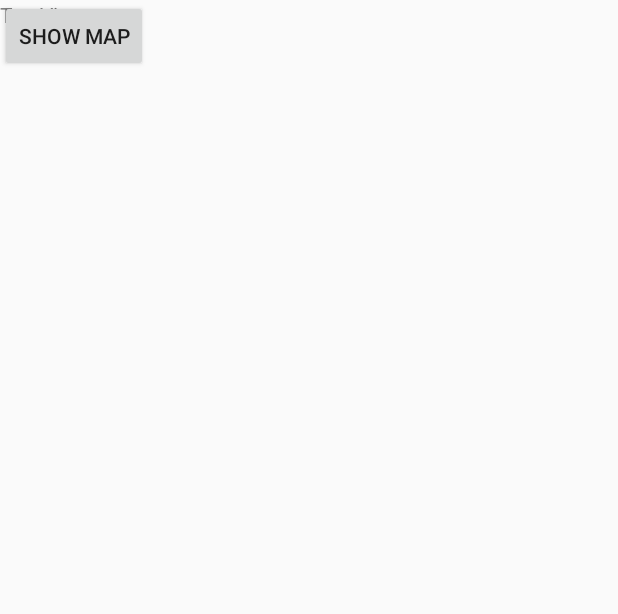
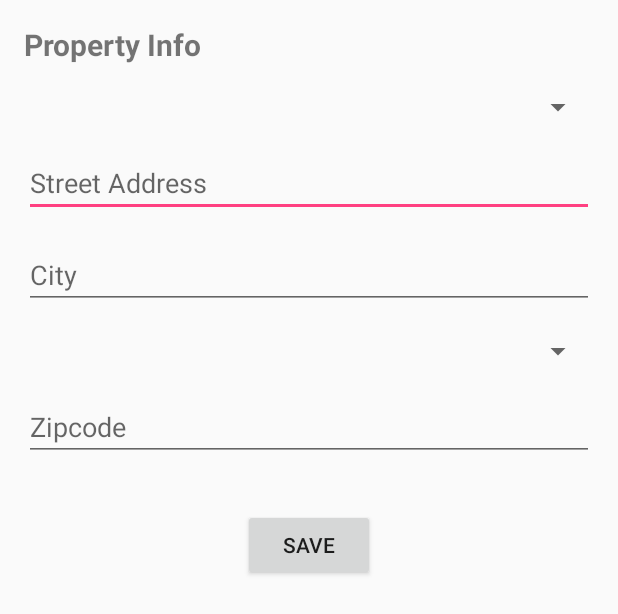
Before and after one commit to vk117/Mortgage-Calculator, an Android app: the layout activity_ouput.xml on its own in the app's theme, with its tools: preview values and no code run, on a phone screen of 412 x 824 dp. Shown: the top 614 px of the screen. Run offline under Robolectric (Android 15) with nearby library versions, the phone set to English and light mode, and no system bars.

Commit message:
Added fuctionalitites

```diff
--- a/app/build.gradle
+++ b/app/build.gradle
@@ -26,4 +26,6 @@ dependencies {
     testImplementation 'junit:junit:4.12'
     androidTestImplementation 'com.android.support.test:runner:1.0.1'
     androidTestImplementation 'com.android.support.test.espresso:espresso-core:3.0.1'
+    compile 'com.android.support:design:26.1.0'
+
 }
--- a/app/src/main/AndroidManifest.xml
+++ b/app/src/main/AndroidManifest.xml
@@ -23,7 +23,7 @@
                 <category android:name="android.intent.category.LAUNCHER" />
             </intent-filter>
         </activity>
-        <activity android:name=".OuputActivity" />
+        <activity android:name=".SaveCalculation" />
         <!--
              The API key for Google Maps-based APIs is defined as a string resource.
              (See the file "res/values/google_maps_api.xml").
--- a/app/src/main/res/layout/activity_ouput.xml
+++ b/app/src/main/res/layout/activity_ouput.xml
@@ -1,26 +1,74 @@
 <?xml version="1.0" encoding="utf-8"?>
-<android.support.constraint.ConstraintLayout xmlns:android="http://schemas.android.com/apk/res/android"
+<RelativeLayout xmlns:android="http://schemas.android.com/apk/res/android"
     xmlns:app="http://schemas.android.com/apk/res-auto"
-    xmlns:tools="http://schemas.android.com/tools"
     android:layout_width="match_parent"
     android:layout_height="match_parent"
-    tools:context="com.example.varun.mortgage_calculator.OuputActivity">
-
+    android:paddingLeft="16dp"
+    android:paddingRight="16dp" >
 
     <TextView
-        android:id="@+id/textView5"
+        android:id="@+id/textView"
         android:layout_width="wrap_content"
         android:layout_height="wrap_content"
-        android:text="TextView"
-        tools:layout_editor_absoluteX="16dp"
-        tools:layout_editor_absoluteY="63dp" />
+        android:layout_alignParentStart="true"
+        android:layout_marginTop="16dp"
+        android:textStyle="bold"
+        android:text="Property Info"
+        android:textSize="20sp"/>
+
+    <Spinner
+        android:id="@+id/spinner"
+        android:layout_width="match_parent"
+        android:layout_height="wrap_content"
+        android:layout_below="@+id/textView"
+        android:layout_marginTop="16dp" />
+
+    <EditText
+        android:id="@+id/editText"
+        android:layout_width="match_parent"
+        android:layout_height="wrap_content"
+        android:layout_alignParentStart="true"
+        android:layout_below="@+id/spinner"
+        android:layout_marginTop="16dp"
+        android:ems="10"
+        android:hint="Street Address" />
+
+    <EditText
+        android:id="@+id/editText2"
+        android:layout_width="match_parent"
+        android:layout_height="wrap_content"
+        android:layout_alignParentStart="true"
+        android:layout_below="@+id/editText"
+        android:layout_marginTop="16dp"
+        android:ems="10"
+        android:hint="City" />
+
+    <Spinner
+        android:id="@+id/spinner2"
+        android:layout_width="match_parent"
+        android:layout_height="wrap_content"
+        android:layout_below="@+id/editText2"
+        android:layout_centerHorizontal="true"
+        android:layout_marginTop="16dp" />
+
+    <EditText
+        android:id="@+id/editText3"
+        android:layout_width="match_parent"
+        android:layout_height="wrap_content"
+        android:layout_alignParentStart="true"
+        android:layout_below="@+id/spinner2"
+        android:layout_marginTop="16dp"
+        android:ems="10"
+        android:hint="Zipcode" />
 
     <Button
         android:id="@+id/button2"
         android:layout_width="wrap_content"
         android:layout_height="wrap_content"
-        android:text="Show Map"
-        tools:layout_editor_absoluteX="161dp"
-        tools:layout_editor_absoluteY="250dp" />
+        android:layout_below="@+id/editText3"
+        android:layout_centerHorizontal="true"
+        android:layout_marginTop="32dp"
+        android:text="Save" />
 
-</android.support.constraint.ConstraintLayout>
+
+</RelativeLayout>
--- a/app/src/main/res/values/colors.xml
+++ b/app/src/main/res/values/colors.xml
@@ -3,4 +3,5 @@
     <color name="colorPrimary">#3F51B5</color>
     <color name="colorPrimaryDark">#303F9F</color>
     <color name="colorAccent">#FF4081</color>
+    <color name="floating_action_button_color">#eee9e9</color>
 </resources>
```
Also changed, not shown: app/src/main/java/com/example/varun/mortgage_calculator/Calculator_Input.java (+35 -6 lines), app/src/main/java/com/example/varun/mortgage_calculator/SaveCalculation.java (added, +60 -0 lines), app/src/main/res/layout/activity_main.xml (+15 -0 lines), app/src/main/res/values/strings.xml (+54 -0 lines), app/src/main/res/drawable-hdpi/ic_fab_save.png (added), app/src/main/res/drawable-mdpi/ic_fab_save.png (added), app/src/main/res/drawable-xhdpi/ic_fab_save.png (added), app/src/main/res/drawable-xxhdpi/ic_fab_save.png (added).
